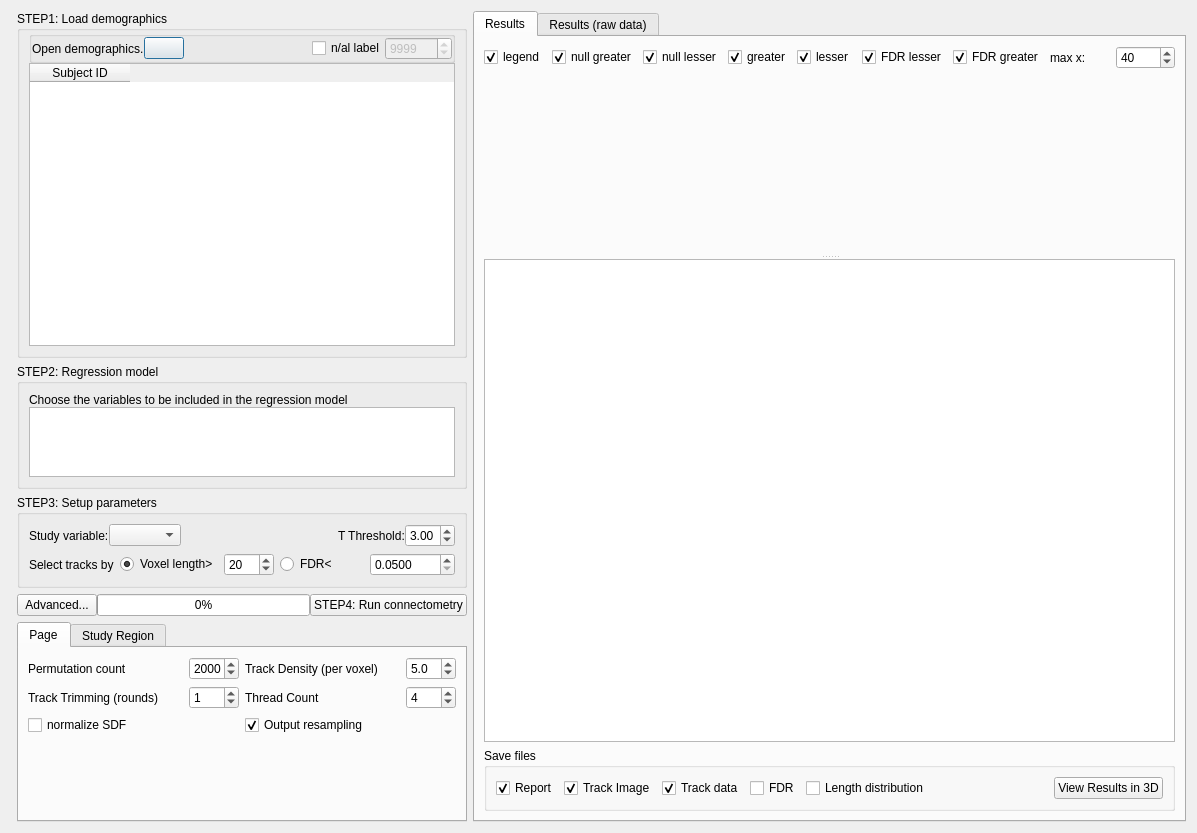
First picture: the form in connectometry/group_connectometry.ui, repository frankyeh/DSI-Studio, before the edit.
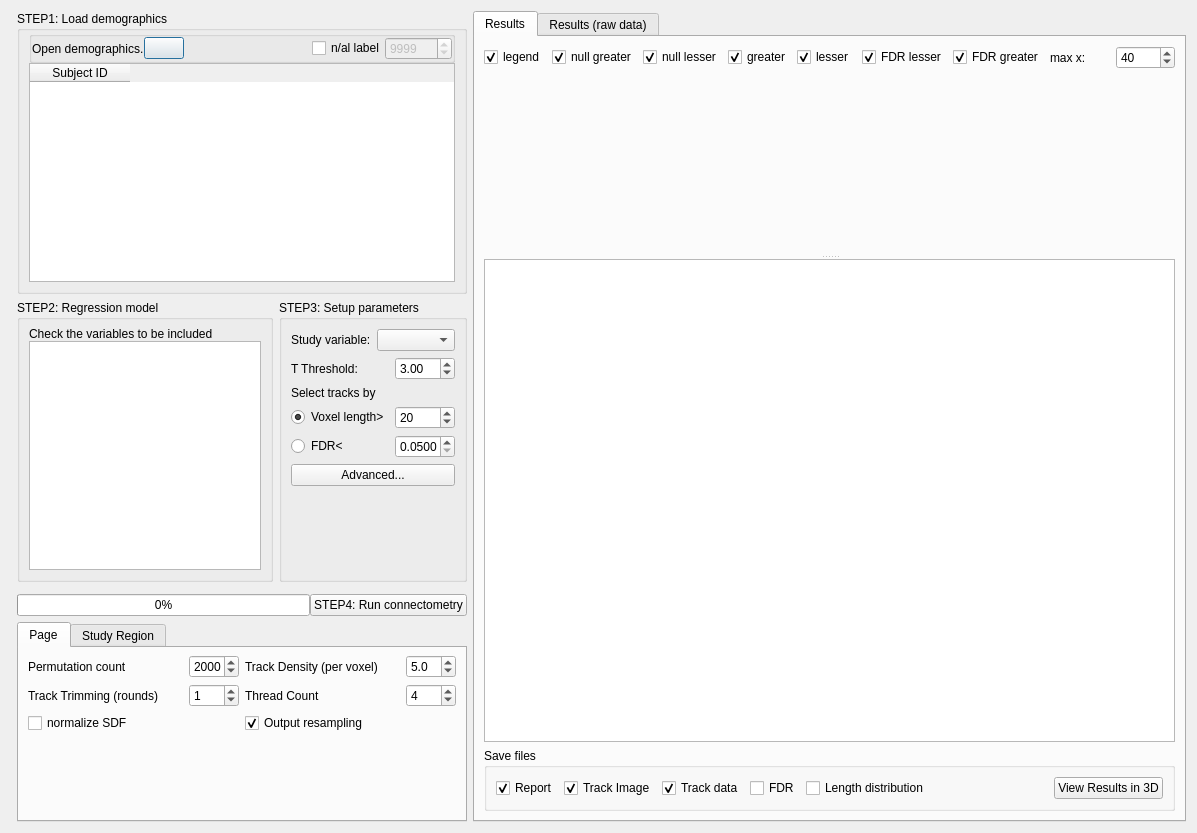
Second picture: the form after the edit. Icons and pictures are not drawn. Custom widgets are drawn as their Qt base class.

```diff
--- a/connectometry/group_connectometry.ui
+++ b/connectometry/group_connectometry.ui
@@ -260,11 +260,7 @@
        </widget>
       </item>
       <item>
-       <widget class="QWidget" name="widget_6" native="true">
-        <layout class="QHBoxLayout" name="horizontalLayout_8">
-         <property name="leftMargin">
-          <number>0</number>
-         </property>
+       <layout class="QHBoxLayout" name="horizontalLayout_14">
          <property name="topMargin">
           <number>0</number>
          </property>
@@ -277,7 +273,7 @@
          <item>
           <widget class="QGroupBox" name="variable_box">
            <property name="sizePolicy">
-            <sizepolicy hsizetype="Preferred" vsizetype="Maximum">
+           <sizepolicy hsizetype="Preferred" vsizetype="Preferred">
              <horstretch>0</horstretch>
              <verstretch>0</verstretch>
             </sizepolicy>
@@ -289,17 +285,26 @@
             <property name="spacing">
              <number>0</number>
             </property>
+           <property name="topMargin">
+            <number>7</number>
+           </property>
             <item>
              <widget class="QLabel" name="label_8">
+             <property name="sizePolicy">
+              <sizepolicy hsizetype="Preferred" vsizetype="Maximum">
+               <horstretch>0</horstretch>
+               <verstretch>0</verstretch>
+              </sizepolicy>
+             </property>
               <property name="text">
-               <string>Choose the variables to be included in the regression model</string>
+              <string>Check the variables to be included</string>
               </property>
              </widget>
             </item>
             <item>
              <widget class="QListWidget" name="variable_list">
               <property name="sizePolicy">
-               <sizepolicy hsizetype="Preferred" vsizetype="Preferred">
+              <sizepolicy hsizetype="Preferred" vsizetype="Expanding">
                 <horstretch>0</horstretch>
                 <verstretch>0</verstretch>
                </sizepolicy>
@@ -313,15 +318,12 @@
               <property name="maximumSize">
                <size>
                 <width>16777215</width>
-                <height>70</height>
+               <height>16777215</height>
                </size>
               </property>
               <property name="viewMode">
-               <enum>QListView::IconMode</enum>
-              </property>
-             </widget>
-            </item>
-           </layout>
+              <enum>QListView::ListMode</enum>
+             </property>
           </widget>
          </item>
         </layout>
@@ -330,7 +332,7 @@
       <item>
        <widget class="QGroupBox" name="groupBox_3">
         <property name="sizePolicy">
-         <sizepolicy hsizetype="Preferred" vsizetype="Maximum">
+           <sizepolicy hsizetype="Preferred" vsizetype="Preferred">
           <horstretch>0</horstretch>
           <verstretch>0</verstretch>
          </sizepolicy>
@@ -340,11 +342,8 @@
         </property>
         <layout class="QVBoxLayout" name="verticalLayout_4">
          <item>
-          <layout class="QHBoxLayout" name="horizontalLayout_12">
-           <property name="spacing">
-            <number>0</number>
-           </property>
-           <property name="bottomMargin">
+            <layout class="QHBoxLayout" name="horizontalLayout_15">
+             <property name="topMargin">
             <number>0</number>
            </property>
            <item>
@@ -363,19 +362,16 @@
            <item>
             <widget class="QComboBox" name="foi"/>
            </item>
-           <item>
-            <spacer name="horizontalSpacer_2">
-             <property name="orientation">
-              <enum>Qt::Horizontal</enum>
-             </property>
-             <property name="sizeHint" stdset="0">
-              <size>
-               <width>40</width>
-               <height>20</height>
-              </size>
-             </property>
-            </spacer>
+            </layout>
            </item>
+           <item>
+            <layout class="QHBoxLayout" name="horizontalLayout_12">
+             <property name="spacing">
+              <number>0</number>
+             </property>
+             <property name="bottomMargin">
+              <number>0</number>
+             </property>
            <item>
             <widget class="QLabel" name="threshold_label">
              <property name="maximumSize">
@@ -391,9 +387,15 @@
            </item>
            <item>
             <widget class="QDoubleSpinBox" name="threshold">
+               <property name="minimumSize">
+                <size>
+                 <width>60</width>
+                 <height>0</height>
+                </size>
+               </property>
              <property name="maximumSize">
               <size>
-               <width>50</width>
+                 <width>60</width>
                <height>16777215</height>
               </size>
              </property>
@@ -417,11 +419,6 @@
           </layout>
          </item>
          <item>
-          <layout class="QHBoxLayout" name="horizontalLayout_5">
-           <property name="topMargin">
-            <number>0</number>
-           </property>
-           <item>
             <widget class="QLabel" name="label_3">
              <property name="text">
               <string>Select tracks by</string>
@@ -429,6 +426,11 @@
             </widget>
            </item>
            <item>
+            <layout class="QHBoxLayout" name="horizontalLayout_5">
+             <property name="topMargin">
+              <number>0</number>
+             </property>
+             <item>
             <widget class="QRadioButton" name="rb_length">
              <property name="text">
               <string>Voxel length&gt;</string>
@@ -442,13 +444,13 @@
             <widget class="QSpinBox" name="length_threshold">
              <property name="minimumSize">
               <size>
-               <width>50</width>
+                 <width>60</width>
                <height>0</height>
               </size>
              </property>
              <property name="maximumSize">
               <size>
-               <width>50</width>
+                 <width>60</width>
                <height>16777215</height>
               </size>
              </property>
@@ -463,6 +465,13 @@
              </property>
             </widget>
            </item>
+            </layout>
+           </item>
+           <item>
+            <layout class="QHBoxLayout" name="horizontalLayout_17">
+             <property name="topMargin">
+              <number>0</number>
+             </property>
            <item>
             <widget class="QRadioButton" name="rb_fdr">
              <property name="text">
@@ -472,6 +481,18 @@
            </item>
            <item>
             <widget class="QDoubleSpinBox" name="fdr_threshold">
+               <property name="minimumSize">
+                <size>
+                 <width>60</width>
+                 <height>0</height>
+                </size>
+               </property>
+               <property name="maximumSize">
+                <size>
+                 <width>60</width>
+                 <height>16777215</height>
+                </size>
+               </property>
              <property name="decimals">
               <number>4</number>
              </property>
@@ -488,14 +509,6 @@
            </item>
           </layout>
          </item>
-        </layout>
-       </widget>
-      </item>
-      <item>
-       <layout class="QHBoxLayout" name="horizontalLayout_3">
-        <property name="spacing">
-         <number>0</number>
-        </property>
         <item>
          <widget class="QPushButton" name="show_advanced">
           <property name="text">
@@ -504,6 +517,47 @@
          </widget>
         </item>
         <item>
+            <spacer name="verticalSpacer_3">
+             <property name="orientation">
+              <enum>Qt::Vertical</enum>
+             </property>
+             <property name="sizeHint" stdset="0">
+              <size>
+               <width>20</width>
+               <height>40</height>
+              </size>
+             </property>
+            </spacer>
+           </item>
+          </layout>
+         </widget>
+        </item>
+       </layout>
+      </item>
+      <item>
+       <widget class="QWidget" name="widget_6" native="true">
+        <layout class="QHBoxLayout" name="horizontalLayout_8">
+         <property name="leftMargin">
+          <number>0</number>
+         </property>
+         <property name="topMargin">
+          <number>0</number>
+         </property>
+         <property name="rightMargin">
+          <number>0</number>
+         </property>
+         <property name="bottomMargin">
+          <number>0</number>
+         </property>
+        </layout>
+       </widget>
+      </item>
+      <item>
+       <layout class="QHBoxLayout" name="horizontalLayout_3">
+        <property name="spacing">
+         <number>0</number>
+        </property>
+        <item>
          <widget class="QProgressBar" name="progressBar">
           <property name="value">
            <number>0</number>
@@ -554,6 +608,12 @@
           <string>Page</string>
          </attribute>
          <layout class="QVBoxLayout" name="verticalLayout_6">
+          <property name="topMargin">
+           <number>7</number>
+          </property>
+          <property name="bottomMargin">
+           <number>7</number>
+          </property>
           <item>
            <layout class="QHBoxLayout" name="horizontalLayout_2">
             <item>
```
Left out of the diff: 6 changed lines with no effect on the pictures. Lines whose indentation alone changed are shown as unchanged.
